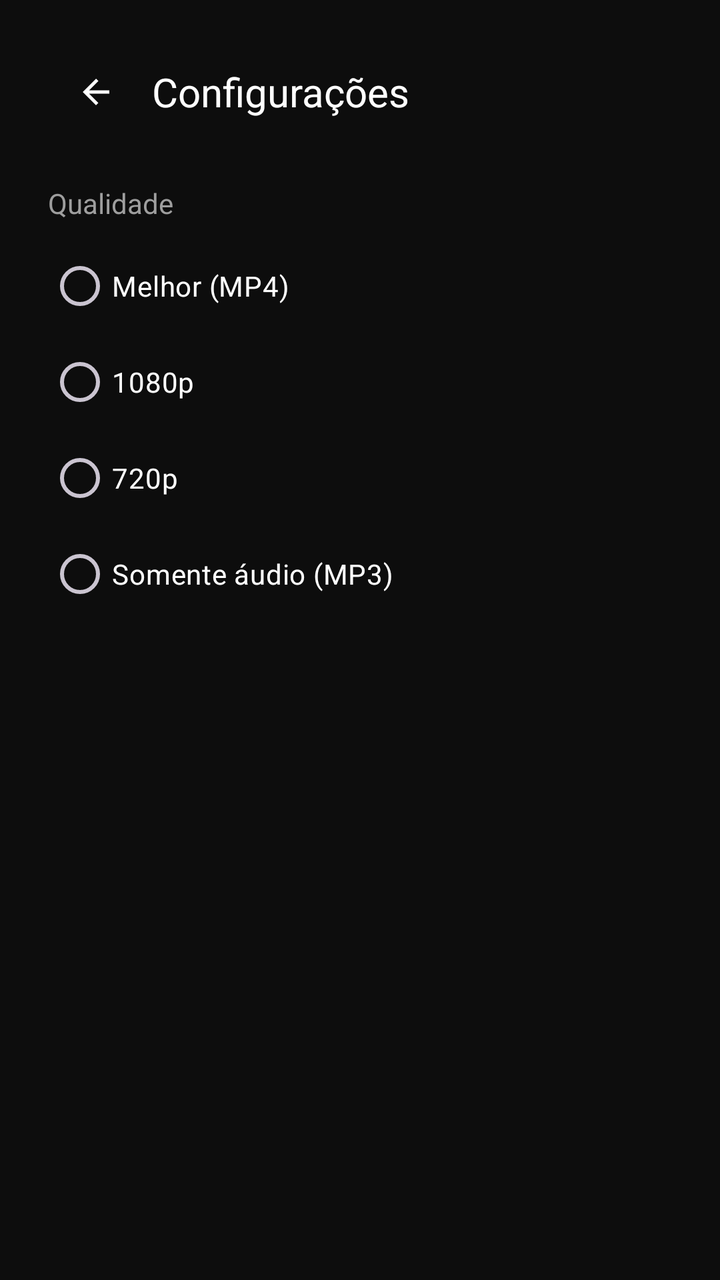
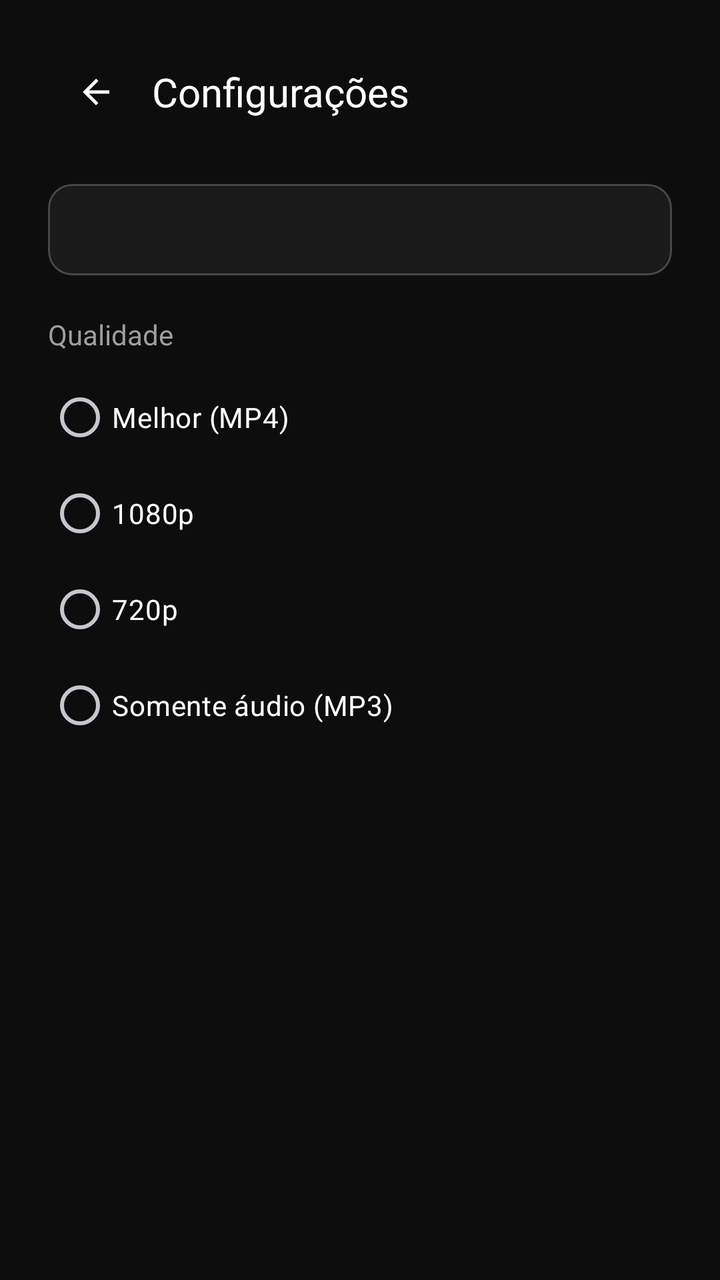

An Android layout rendered at two revisions. The XML below is the earlier revision; the diff shows what the commit changed to produce the second picture.
<!-- AndroidManifest.xml: application theme Theme.Horizon -->
<!-- res/layout/activity_settings.xml -->
<?xml version="1.0" encoding="utf-8"?>
<LinearLayout xmlns:android="http://schemas.android.com/apk/res/android"
    xmlns:app="http://schemas.android.com/apk/res-auto"
    android:layout_width="match_parent"
    android:layout_height="match_parent"
    android:background="@color/bg"
    android:fitsSystemWindows="true"
    android:orientation="vertical"
    android:padding="24dp">

    <LinearLayout
        android:layout_width="match_parent"
        android:layout_height="wrap_content"
        android:layout_marginBottom="24dp"
        android:gravity="center_vertical"
        android:orientation="horizontal">

        <com.google.android.material.button.MaterialButton
            android:id="@+id/btnBack"
            style="@style/Widget.Material3.Button.IconButton"
            android:layout_width="44dp"
            android:layout_height="44dp"
            android:layout_marginEnd="8dp"
            app:icon="@drawable/ic_back"
            app:iconTint="@color/text_primary" />

        <TextView
            android:layout_width="wrap_content"
            android:layout_height="wrap_content"
            android:text="@string/settings"
            android:textColor="@color/text_primary"
            android:textSize="20sp" />
    </LinearLayout>

    <TextView
        android:layout_width="wrap_content"
        android:layout_height="wrap_content"
        android:text="@string/quality"
        android:textColor="@color/text_secondary" />

    <RadioGroup
        android:id="@+id/qualityGroup"
        android:layout_width="match_parent"
        android:layout_height="wrap_content"
        android:layout_marginTop="8dp">

        <RadioButton
            android:id="@+id/qBest"
            android:layout_width="match_parent"
            android:layout_height="wrap_content"
            android:buttonTint="@color/accent"
            android:text="Melhor (MP4)"
            android:textColor="@color/text_primary" />

        <RadioButton
            android:id="@+id/q1080"
            android:layout_width="match_parent"
            android:layout_height="wrap_content"
            android:buttonTint="@color/accent"
            android:text="1080p"
            android:textColor="@color/text_primary" />

        <RadioButton
            android:id="@+id/q720"
            android:layout_width="match_parent"
            android:layout_height="wrap_content"
            android:buttonTint="@color/accent"
            android:text="720p"
            android:textColor="@color/text_primary" />

        <RadioButton
            android:id="@+id/qAudio"
            android:layout_width="match_parent"
            android:layout_height="wrap_content"
            android:buttonTint="@color/accent"
            android:text="Somente áudio (MP3)"
            android:textColor="@color/text_primary" />
    </RadioGroup>
</LinearLayout>
<!-- resources referenced by this layout -->
<resources>
  <color name="accent">#FF9800</color>
  <color name="bg">#0D0D0D</color>
  <color name="text_primary">#FFFFFF</color>
  <color name="text_secondary">#9E9E9E</color>
  <!-- drawable ic_back (drawable) -->
  <vector xmlns:android="http://schemas.android.com/apk/res/android"
      android:width="24dp"
      android:height="24dp"
      android:viewportWidth="24"
      android:viewportHeight="24"
      android:tint="#FFFFFF">
      <path
          android:fillColor="#FFFFFF"
          android:pathData="M20,11H7.83l5.59,-5.59L12,4l-8,8 8,8 1.41,-1.41L7.83,13H20v-2z" />
  </vector>
  <string name="quality">Qualidade</string>
  <string name="settings">Configurações</string>
  <style name="Theme.Horizon" parent="Theme.Material3.Dark.NoActionBar">
          <item name="android:windowBackground">@color/bg</item>
          <item name="colorPrimary">@color/accent</item>
          <item name="colorOnPrimary">#000000</item>
          <item name="colorSurface">@color/surface</item>
          <item name="android:statusBarColor">@color/bg</item>
          <item name="android:navigationBarColor">@color/bg</item>
      </style>
  <color name="surface">#1A1A1A</color>
</resources>

<!-- the commit's change to res/layout/activity_settings.xml (unified diff, before → after) -->
@@ -31,6 +31,23 @@
             android:textColor="@color/text_primary"
             android:textSize="20sp" />
     </LinearLayout>
+
+    <com.google.android.material.card.MaterialCardView
+        android:layout_width="match_parent"
+        android:layout_height="wrap_content"
+        android:layout_marginBottom="20dp"
+        app:cardBackgroundColor="@color/surface"
+        app:cardCornerRadius="12dp">
+
+        <TextView
+            android:id="@+id/storage"
+            android:layout_width="match_parent"
+            android:layout_height="wrap_content"
+            android:drawablePadding="8dp"
+            android:padding="14dp"
+            android:textColor="@color/text_primary"
+            android:textSize="13sp" />
+    </com.google.android.material.card.MaterialCardView>
 
     <TextView
         android:layout_width="wrap_content"
